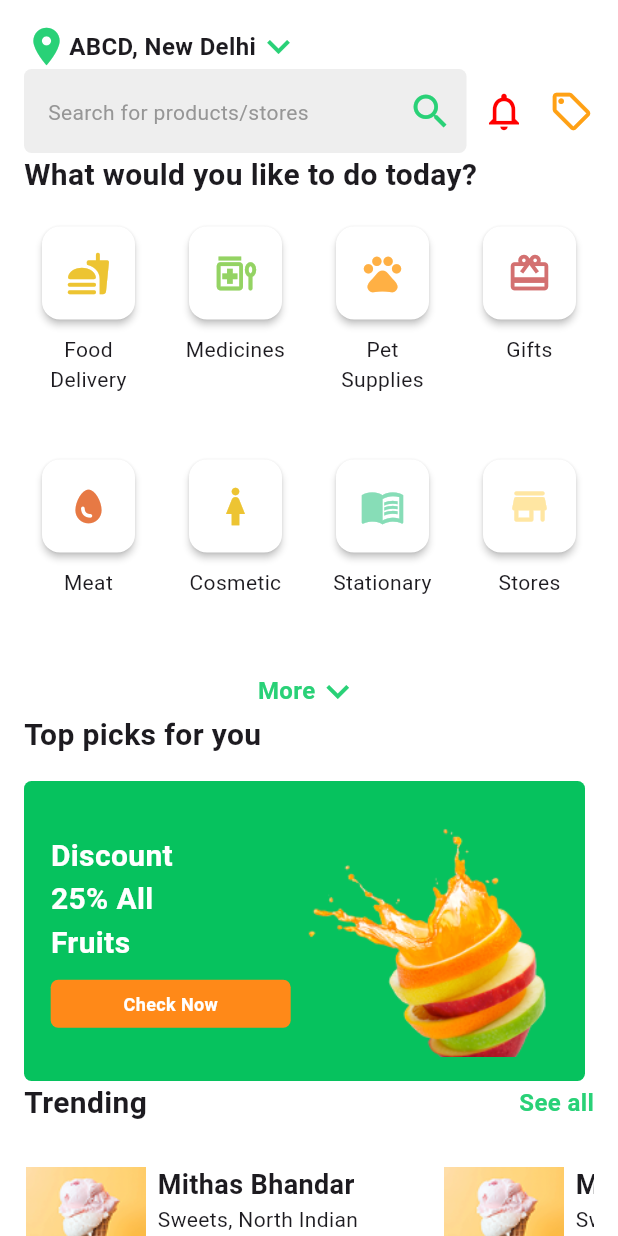
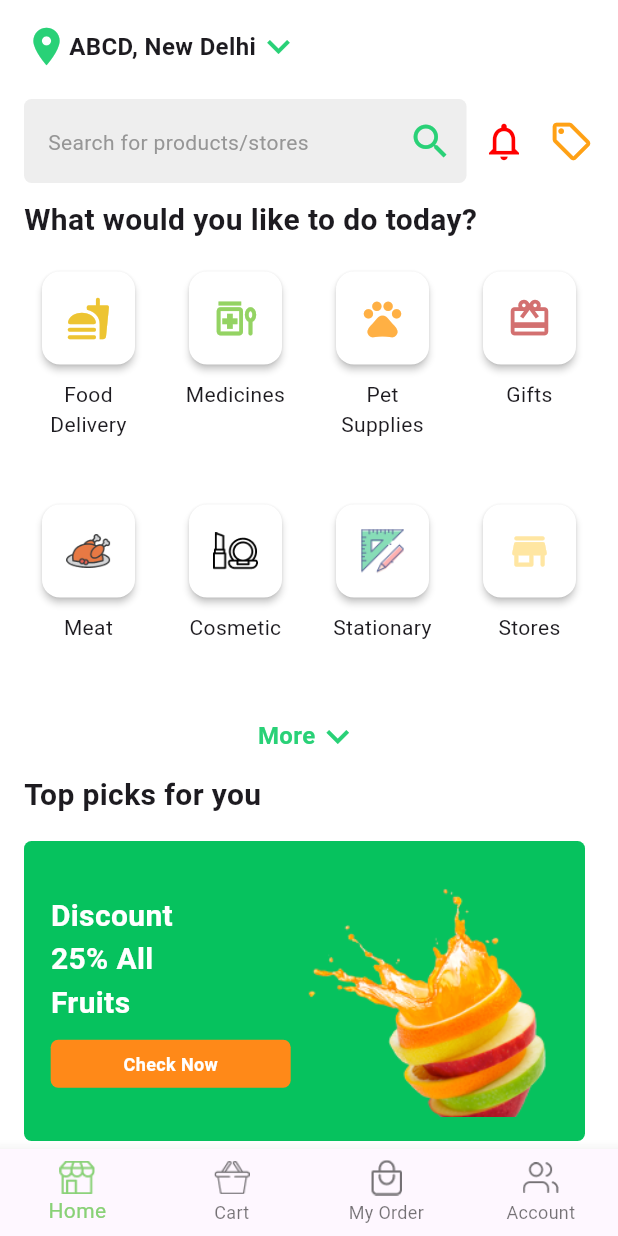
Before and after one commit to KK-0502/mechinetask1, a Flutter app: the screen it shows after launch, on a phone screen of 412 x 824 dp. Run offline on Flutter 3.47's test engine with Material 3 defaults, Android fonts, the phone set to English and light mode, and no system bars; our stand-ins replace bloc, flutter_bloc.

Commit message:
this versuin all completed but the one problem is remining the image not working that the main probelm otherwise all completed

```diff
--- /dev/null
+++ b/lib/Common/botton_Navigation.dart
@@ -0,0 +1,47 @@
+import 'package:flutter/material.dart';
+import 'package:mechinenoti/View/Home_Screen/home_Screen.dart';
+
+class BottonNavigation extends StatelessWidget {
+  const BottonNavigation({super.key});
+
+  @override
+  Widget build(BuildContext context) {
+    return Scaffold(
+      body: HomeScreen(),
+      bottomNavigationBar: BottomNavigationBar(
+        type: BottomNavigationBarType.fixed,
+         selectedItemColor: Color(0xFF89D177),
+        items: const [
+          BottomNavigationBarItem(
+            icon: SizedBox(
+              height: 24,
+              child: ImageIcon(AssetImage("assets/image/ghome.png")),
+            ),
+            label: "Home",
+          ),
+          BottomNavigationBarItem(
+            icon: SizedBox(
+              height: 24,
+              child: ImageIcon(AssetImage("assets/image/bask.png")),
+            ),
+            label: "Cart",
+          ),
+          BottomNavigationBarItem(
+            icon: SizedBox(
+              height: 24,
+              child: ImageIcon(AssetImage("assets/image/bag.png")),
+            ),
+            label: "My Order",
+          ),
+          BottomNavigationBarItem(
+            icon: SizedBox(
+              height: 24,
+              child: ImageIcon(AssetImage("assets/image/pep.png")),
+            ),
+            label: "Account",
+          ),
+        ],
+      ),
+    );
+  }
+}
--- a/lib/View/Home_Screen/Components/today_Like.dart
+++ b/lib/View/Home_Screen/Components/today_Like.dart
@@ -9,33 +9,49 @@ class TodayLike extends StatelessWidget {
       'icon': Icons.fastfood_rounded,
       'label': 'Food\nDelivery',
       'color': Color(0xFFEDC432),
+      'isImage': false,
     },
     {
       'icon': Icons.medication_liquid_sharp,
       'label': 'Medicines',
       'color': Color(0xFF94D363),
+      'isImage': false,
     },
-    {'icon': Icons.pets, 'label': 'Pet\nSupplies', 'color': Color(0xFFFFB044)},
+    {
+      'icon': Icons.pets,
+      'label': 'Pet\nSupplies',
+      'color': Color(0xFFFFB044),
+      'isImage': false,
+    },
     {
       'icon': Icons.card_giftcard_outlined,
       'label': 'Gifts',
       'color': Color(0xFFD37070),
+      'isImage': false,
     },
-    {'icon': Icons.egg, 'label': 'Meat', 'color': Color(0xFFE77944)},
     {
-      'icon': Icons.woman_outlined,
+      'icon': "assets/image/chick.png",
+      'label': 'Meat',
+      'color': Color(0xFFE77944),
+      'isImage': true,
+    },
+    {
+      'icon': "assets/image/cos.png",
       'label': 'Cosmetic',
       'color': Color(0xFFEDC432),
+      'isImage': true,
     },
     {
-      'icon': Icons.menu_book_outlined,
+      'icon': "assets/image/geo.png",
       'label': 'Stationary',
       'color': Color(0xFF87DDB7),
+      'isImage': true,
     },
     {
       'icon': Icons.store_rounded,
       'label': 'Stores',
       'color': Color(0xFFFFE6A2),
+      'isImage': false,
     },
   ];
 
@@ -71,7 +87,17 @@ class TodayLike extends StatelessWidget {
                     ),
                     elevation: 2,
                     child: Center(
-                      child: Icon(item['icon'], size: 30, color: item['color']),
+                      child: item['isImage']
+                          ? Image.asset(
+                              item['icon'],
+                              height: 30,
+                              width: 30,
+                            )
+                          : Icon(
+                              item['icon'],
+                              size: 30,
+                              color: item['color'],
+                            ),
                     ),
                   ),
                 ),
@@ -92,7 +118,7 @@ class TodayLike extends StatelessWidget {
         Center(
           child: Row(
             mainAxisAlignment: MainAxisAlignment.center,
-            children: [
+            children: const [
               Text(
                 "More",
                 style: TextStyle(
--- a/lib/View/Home_Screen/home_Screen.dart
+++ b/lib/View/Home_Screen/home_Screen.dart
@@ -23,13 +23,21 @@ class HomeScreen extends StatelessWidget {
             crossAxisAlignment: CrossAxisAlignment.start,
             children: [
               LocationDetails(),
+              SizedBox(height: 20,),
               SearchboxNotification(),
+              SizedBox(height: 10,),
               TodayLike(),
+              SizedBox(height: 10,),
               TopPickups(),
+              SizedBox(height: 10,),
               Trending(),
+              SizedBox(height: 10,),
               CrazeItems(),
+              SizedBox(height: 10,),
               ReferBody(),
+              SizedBox(height: 10,),
               NearbyItems(),
+              SizedBox(height: 10,),
               Center(child: ViewButton()),
             ],
           ),
--- a/lib/main.dart
+++ b/lib/main.dart
@@ -1,8 +1,8 @@
 import 'package:flutter/material.dart';
 import 'package:flutter_bloc/flutter_bloc.dart';
+import 'package:mechinenoti/Common/botton_Navigation.dart';
 import 'package:mechinenoti/Repository/notify_Repository.dart';
 import 'package:mechinenoti/View/Home_Screen/home_Screen.dart';
-import 'package:mechinenoti/View/Notification_Screen/notification_Screen.dart';
 import 'package:mechinenoti/ViewModel/Notify_Bloc/bloc/notify_bloc.dart';
 
 void main(){
@@ -23,7 +23,7 @@ class MyApp extends StatelessWidget {
       ],
       child: MaterialApp(
         debugShowCheckedModeBanner: false,
-        home: HomeScreen(),
+        home: BottonNavigation(),
       ),
     );
   }
```
Also changed, not shown: pubspec.yaml (+5 -7 lines), assets/image/bag.png (added), assets/image/bask.png (added), assets/image/chick.png (added), assets/image/cos.png (added), assets/image/geo.png (added), assets/image/ghome.png (added), assets/image/pep.png (added), pubspec.lock, 29 other files.
